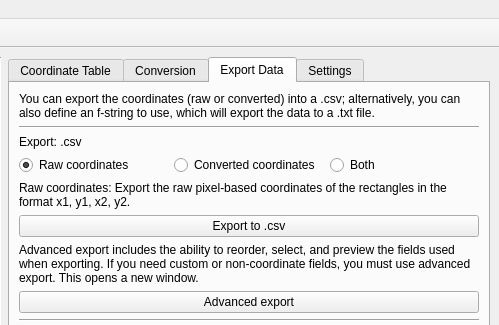
lgactna/RectangleMappingTool, file src/main/resources/base/rectmap.ui: the form before one commit; both pictures show x 499 to 998 and y 0 to 325 of the 998 by 744 pixel window.
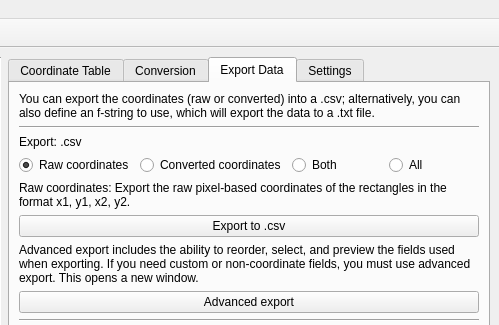
The form after the commit.

Commit message: add "all" option on simple csv export

What changed in the file:
```diff
--- a/src/main/resources/base/rectmap.ui
+++ b/src/main/resources/base/rectmap.ui
@@ -340,12 +340,19 @@
            </widget>
           </item>
           <item>
-           <widget class="QRadioButton" name="all_radio_button">
+           <widget class="QRadioButton" name="both_radio_button">
             <property name="text">
              <string>Both</string>
             </property>
            </widget>
           </item>
+          <item>
+           <widget class="QRadioButton" name="all_radio_button">
+            <property name="text">
+             <string>All</string>
+            </property>
+           </widget>
+          </item>
          </layout>
         </item>
         <item>
```
The commit also changes 2 other files.
